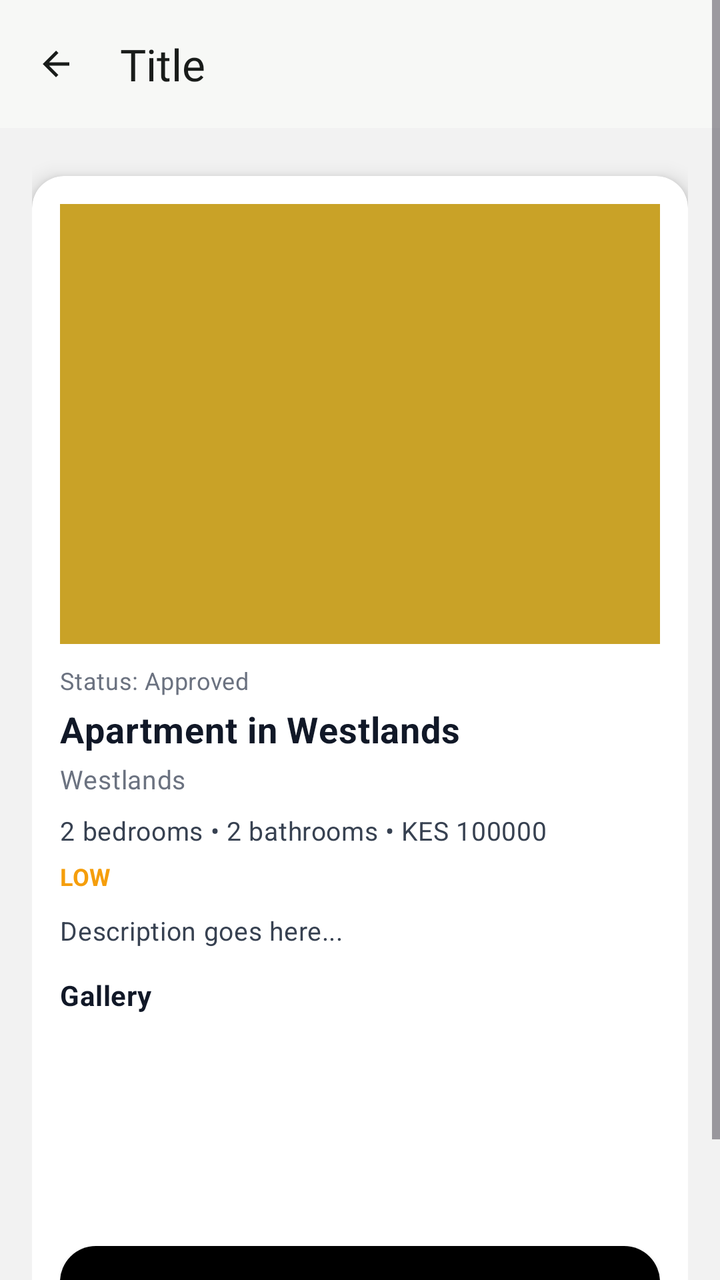
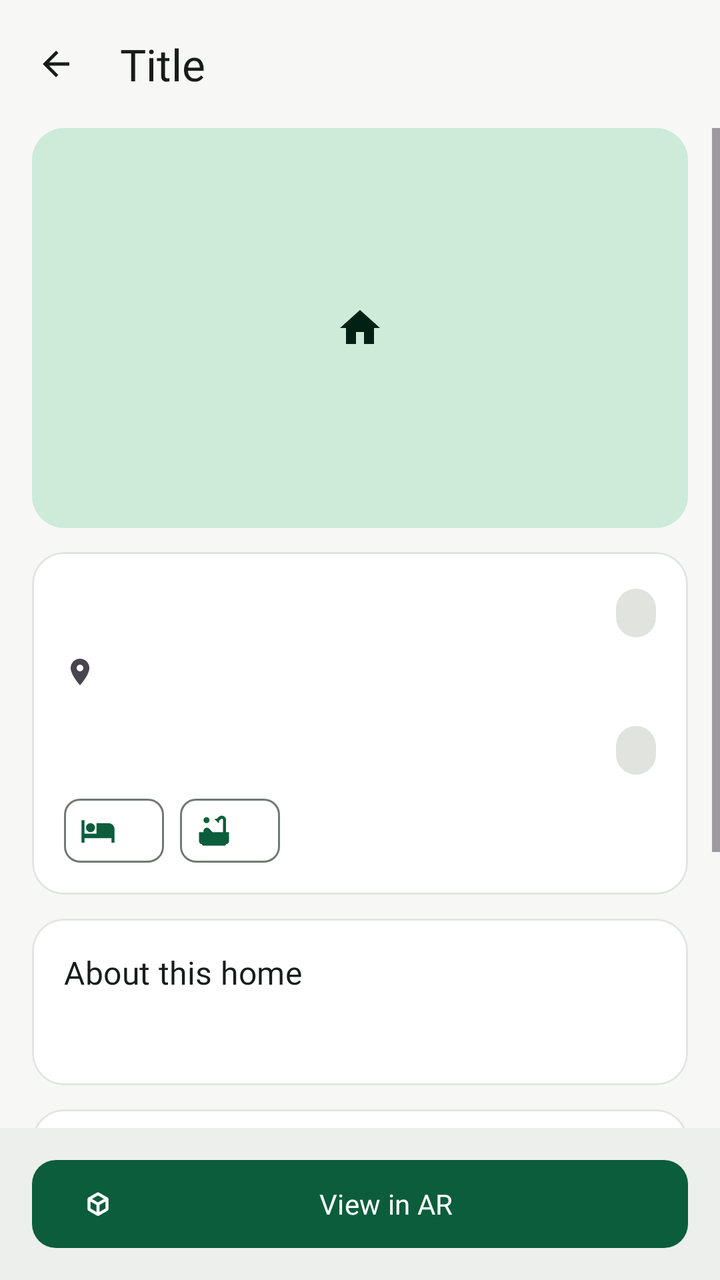

Compare the two renders of this Android layout. The source of the first and the diff that turns it into the second are given below.
<!-- AndroidManifest.xml: application theme Theme.KodiWise -->
<!-- res/layout/activity_property_detail.xml -->
<?xml version="1.0" encoding="utf-8"?>
<ScrollView xmlns:android="http://schemas.android.com/apk/res/android"
    android:fitsSystemWindows="true"
    xmlns:app="http://schemas.android.com/apk/res-auto"
    android:layout_width="match_parent"
    android:layout_height="match_parent"
    android:background="#F2F2F2"
    android:fillViewport="true">

    <LinearLayout
        android:layout_width="match_parent"
        android:layout_height="wrap_content"
        android:orientation="vertical">

        <include layout="@layout/include_back_header" />

        <LinearLayout
            android:layout_width="match_parent"
            android:layout_height="wrap_content"
            android:orientation="vertical"
            android:padding="16dp">

            <androidx.cardview.widget.CardView
                android:layout_width="match_parent"
                android:layout_height="wrap_content"
                android:layout_marginTop="8dp"
                android:layout_marginBottom="18dp"
                app:cardCornerRadius="16dp"
                app:cardElevation="6dp">

                <LinearLayout
                    android:layout_width="match_parent"
                    android:layout_height="wrap_content"
                    android:orientation="vertical"
                    android:padding="14dp">

                    <ImageView
                        android:id="@+id/ivCover"
                        android:layout_width="match_parent"
                        android:layout_height="220dp"
                        android:scaleType="centerCrop"
                        android:background="#E5E7EB"
                        android:src="@drawable/ic_launcher_background" />

                    <TextView
                        android:id="@+id/tvStatus"
                        android:layout_width="wrap_content"
                        android:layout_height="wrap_content"
                        android:layout_marginTop="10dp"
                        android:text="Status: Approved"
                        android:textColor="#6B7280"
                        android:textSize="12sp" />

                    <TextView
                        android:id="@+id/tvTitle"
                        android:layout_width="match_parent"
                        android:layout_height="wrap_content"
                        android:layout_marginTop="4dp"
                        android:text="Apartment in Westlands"
                        android:textColor="#111827"
                        android:textSize="18sp"
                        android:textStyle="bold" />

                    <TextView
                        android:id="@+id/tvLocation"
                        android:layout_width="match_parent"
                        android:layout_height="wrap_content"
                        android:layout_marginTop="4dp"
                        android:text="Westlands"
                        android:textColor="#6B7280"
                        android:textSize="13sp" />

                    <TextView
                        android:id="@+id/tvMeta"
                        android:layout_width="match_parent"
                        android:layout_height="wrap_content"
                        android:layout_marginTop="8dp"
                        android:text="2 bedrooms • 2 bathrooms • KES 100000"
                        android:textColor="#374151"
                        android:textSize="13sp" />

                    <TextView
                        android:id="@+id/tvBand"
                        android:layout_width="wrap_content"
                        android:layout_height="wrap_content"
                        android:layout_marginTop="6dp"
                        android:text="LOW"
                        android:textStyle="bold"
                        android:textSize="12sp"
                        android:textColor="#F59E0B" />

                    <TextView
                        android:id="@+id/tvDesc"
                        android:layout_width="match_parent"
                        android:layout_height="wrap_content"
                        android:layout_marginTop="10dp"
                        android:text="Description goes here..."
                        android:textColor="#374151"
                        android:textSize="13sp" />

                    <TextView
                        android:layout_width="match_parent"
                        android:layout_height="wrap_content"
                        android:layout_marginTop="14dp"
                        android:text="Gallery"
                        android:textColor="#111827"
                        android:textSize="14sp"
                        android:textStyle="bold" />

                    <androidx.recyclerview.widget.RecyclerView
                        android:id="@+id/rvGallery"
                        android:layout_width="match_parent"
                        android:layout_height="92dp"
                        android:layout_marginTop="8dp"
                        android:clipToPadding="false" />

                    <androidx.appcompat.widget.AppCompatButton
                        android:id="@+id/btnViewAr"
                        android:layout_width="match_parent"
                        android:layout_height="48dp"
                        android:layout_marginTop="16dp"
                        android:text="View in AR"
                        android:textAllCaps="false"
                        android:textColor="#FFFFFF"
                        android:textStyle="bold"
                        android:textSize="14sp"
                        android:background="@drawable/btn_black_rounded"
                        android:backgroundTint="@null" />

                </LinearLayout>

            </androidx.cardview.widget.CardView>

        </LinearLayout>

    </LinearLayout>
</ScrollView>
<!-- res/layout/include_back_header.xml (included above) -->
<?xml version="1.0" encoding="utf-8"?>
<LinearLayout xmlns:android="http://schemas.android.com/apk/res/android"
    xmlns:app="http://schemas.android.com/apk/res-auto"
    android:id="@+id/backHeaderRoot"
    android:layout_width="match_parent"
    android:layout_height="wrap_content"
    android:background="?android:attr/colorBackground"
    android:gravity="center_vertical"
    android:minHeight="64dp"
    android:orientation="horizontal"
    android:paddingStart="4dp"
    android:paddingEnd="16dp">

    <com.google.android.material.button.MaterialButton
        android:id="@+id/btnBackHeader"
        style="@style/Widget.Material3.Button.IconButton"
        android:layout_width="48dp"
        android:layout_height="48dp"
        android:contentDescription="@string/back"
        app:icon="@drawable/ic_arrow_back"
        app:iconTint="?attr/colorOnSurface" />

    <TextView
        android:id="@+id/tvHeaderTitle"
        android:layout_width="0dp"
        android:layout_height="wrap_content"
        android:layout_marginStart="8dp"
        android:layout_weight="1"
        android:ellipsize="end"
        android:singleLine="true"
        android:text="@string/header_title"
        android:textAppearance="?attr/textAppearanceTitleLarge"
        android:textColor="?attr/colorOnSurface" />
</LinearLayout>
<!-- resources referenced by this layout -->
<resources>
  <!-- drawable btn_black_rounded (drawable) -->
  <?xml version="1.0" encoding="utf-8"?>
  <selector xmlns:android="http://schemas.android.com/apk/res/android">
  
      
      <item android:state_pressed="true">
          <shape android:shape="rectangle">
              <solid android:color="#111111"/>
              <corners android:radius="18dp"/>
          </shape>
      </item>
  
      
      <item>
          <shape android:shape="rectangle">
              <solid android:color="#000000"/>
              <corners android:radius="18dp"/>
          </shape>
      </item>
  
  </selector>
  <!-- drawable ic_launcher_background (drawable) -->
  <?xml version="1.0" encoding="utf-8"?>
  <shape xmlns:android="http://schemas.android.com/apk/res/android" android:shape="rectangle">
      <solid android:color="@color/kw_brand_gold" />
  </shape>
  <color name="kw_brand_gold">#C9A227</color>
  <!-- unchanged entries left out for length: 67 -->
</resources>

<!-- the commit's change to res/layout/activity_property_detail.xml (unified diff, before → after) -->
@@ -1,140 +1,228 @@
 <?xml version="1.0" encoding="utf-8"?>
-<ScrollView xmlns:android="http://schemas.android.com/apk/res/android"
-    android:fitsSystemWindows="true"
+<LinearLayout xmlns:android="http://schemas.android.com/apk/res/android"
     xmlns:app="http://schemas.android.com/apk/res-auto"
     android:layout_width="match_parent"
     android:layout_height="match_parent"
-    android:background="#F2F2F2"
-    android:fillViewport="true">
-
-    <LinearLayout
+    android:background="?android:attr/colorBackground"
+    android:fitsSystemWindows="true"
+    android:orientation="vertical">
+
+    <include layout="@layout/include_back_header" />
+
+    <ScrollView
         android:layout_width="match_parent"
-        android:layout_height="wrap_content"
-        android:orientation="vertical">
-
-        <include layout="@layout/include_back_header" />
+        android:layout_height="0dp"
+        android:layout_weight="1">
 
         <LinearLayout
             android:layout_width="match_parent"
             android:layout_height="wrap_content"
             android:orientation="vertical"
-            android:padding="16dp">
-
-            <androidx.cardview.widget.CardView
-                android:layout_width="match_parent"
-                android:layout_height="wrap_content"
-                android:layout_marginTop="8dp"
-                android:layout_marginBottom="18dp"
-                app:cardCornerRadius="16dp"
-                app:cardElevation="6dp">
+            android:paddingHorizontal="16dp"
+            android:paddingBottom="24dp">
+
+            <TextView
+                android:id="@+id/tvMeta"
+                android:layout_width="wrap_content"
+                android:layout_height="wrap_content"
+                android:visibility="gone" />
+
+            <com.google.android.material.imageview.ShapeableImageView
+                android:id="@+id/ivCover"
+                android:layout_width="match_parent"
+                android:layout_height="200dp"
+                android:background="@color/kw_primary_container"
+                android:contentDescription="@string/cd_listing_photo"
+                android:scaleType="center"
+                android:src="@drawable/ic_home"
+                app:shapeAppearanceOverlay="@style/ShapeAppearance.KodiWise.Large"
+                app:tint="@color/kw_on_primary_container" />
+
+            <com.google.android.material.card.MaterialCardView
+                android:layout_width="match_parent"
+                android:layout_height="wrap_content"
+                android:layout_marginTop="12dp">
 
                 <LinearLayout
                     android:layout_width="match_parent"
                     android:layout_height="wrap_content"
                     android:orientation="vertical"
-                    android:padding="14dp">
-
-                    <ImageView
-                        android:id="@+id/ivCover"
-                        android:layout_width="match_parent"
-                        android:layout_height="220dp"
-                        android:scaleType="centerCrop"
-                        android:background="#E5E7EB"
-                        android:src="@drawable/ic_launcher_background" />
-
-                    <TextView
-                        android:id="@+id/tvStatus"
+                    android:padding="16dp">
+
+                    <LinearLayout
+                        android:layout_width="match_parent"
+                        android:layout_height="wrap_content"
+                        android:gravity="center_vertical"
+                        android:orientation="horizontal">
+
+                        <TextView
+                            android:id="@+id/tvTitle"
+                            android:layout_width="0dp"
+                            android:layout_height="wrap_content"
+                            android:layout_weight="1"
+                            android:textAppearance="?attr/textAppearanceTitleLarge"
+                            android:textColor="?attr/colorOnSurface" />
+
+                        <TextView
+                            android:id="@+id/tvStatus"
+                            style="@style/Widget.KodiWise.Badge"
+                            android:layout_width="wrap_content"
+                            android:layout_height="wrap_content"
+                            android:layout_marginStart="8dp" />
+                    </LinearLayout>
+
+                    <TextView
+                        android:id="@+id/tvLocation"
+                        android:layout_width="match_parent"
+                        android:layout_height="wrap_content"
+                        android:layout_marginTop="4dp"
+                        android:drawablePadding="4dp"
+                        android:gravity="center_vertical"
+                        android:textAppearance="?attr/textAppearanceBodyLarge"
+                        android:textColor="?attr/colorOnSurfaceVariant"
+                        app:drawableStartCompat="@drawable/ic_place_16" />
+
+                    <LinearLayout
+                        android:layout_width="match_parent"
+                        android:layout_height="wrap_content"
+                        android:layout_marginTop="12dp"
+                        android:gravity="center_vertical"
+                        android:orientation="horizontal">
+
+                        <TextView
+                            android:id="@+id/tvPrice"
+                            android:layout_width="0dp"
+                            android:layout_height="wrap_content"
+                            android:layout_weight="1"
+                            android:textAppearance="?attr/textAppearanceHeadlineSmall"
+                            android:textColor="?attr/colorPrimary" />
+
+                        <TextView
+                            android:id="@+id/tvBand"
+                            style="@style/Widget.KodiWise.Badge"
+                            android:layout_width="wrap_content"
+                            android:layout_height="wrap_content"
+                            android:visibility="visible" />
+                    </LinearLayout>
+
+                    <com.google.android.material.chip.ChipGroup
+                        android:layout_width="match_parent"
+                        android:layout_height="wrap_content"
+                        android:layout_marginTop="8dp">
+
+                        <com.google.android.material.chip.Chip
+                            android:id="@+id/chipBeds"
+                            style="@style/Widget.KodiWise.Chip.Info"
+                            android:layout_width="wrap_content"
+                            android:layout_height="wrap_content"
+                            app:chipIcon="@drawable/ic_bed" />
+
+                        <com.google.android.material.chip.Chip
+                            android:id="@+id/chipBaths"
+                            style="@style/Widget.KodiWise.Chip.Info"
+                            android:layout_width="wrap_content"
+                            android:layout_height="wrap_content"
+                            app:chipIcon="@drawable/ic_bathtub" />
+
+                        <com.google.android.material.chip.Chip
+                            android:id="@+id/chipSize"
+                            style="@style/Widget.KodiWise.Chip.Info"
+                            android:layout_width="wrap_content"
+                            android:layout_height="wrap_content"
+                            android:visibility="gone"
+                            app:chipIcon="@drawable/ic_aspect_ratio" />
+                    </com.google.android.material.chip.ChipGroup>
+
+                </LinearLayout>
+            </com.google.android.material.card.MaterialCardView>
+
+            <com.google.android.material.card.MaterialCardView
+                android:layout_width="match_parent"
+                android:layout_height="wrap_content"
+                android:layout_marginTop="12dp">
+
+                <LinearLayout
+                    android:layout_width="match_parent"
+                    android:layout_height="wrap_content"
+                    android:orientation="vertical"
+                    android:padding="16dp">
+
+                    <TextView
+                        style="@style/Widget.KodiWise.SectionTitle"
                         android:layout_width="wrap_content"
                         android:layout_height="wrap_content"
-                        android:layout_marginTop="10dp"
-                        android:text="Status: Approved"
-                        android:textColor="#6B7280"
-                        android:textSize="12sp" />
-
-                    <TextView
-                        android:id="@+id/tvTitle"
-                        android:layout_width="match_parent"
-                        android:layout_height="wrap_content"
-                        android:layout_marginTop="4dp"
-                        android:text="Apartment in Westlands"
-                        android:textColor="#111827"
-                        android:textSize="18sp"
-                        android:textStyle="bold" />
-
-                    <TextView
-                        android:id="@+id/tvLocation"
-                        android:layout_width="match_parent"
-                        android:layout_height="wrap_content"
-                        android:layout_marginTop="4dp"
-                        android:text="Westlands"
-                        android:textColor="#6B7280"
-                        android:textSize="13sp" />
-
-                    <TextView
-                        android:id="@+id/tvMeta"
+                        android:text="@string/detail_about" />
+
+                    <TextView
+                        android:id="@+id/tvDesc"
                         android:layout_width="match_parent"
                         android:layout_height="wrap_content"
                         android:layout_marginTop="8dp"
-                        android:text="2 bedrooms • 2 bathrooms • KES 100000"
-                        android:textColor="#374151"
-                        android:textSize="13sp" />
-
-                    <TextView
-                        android:id="@+id/tvBand"
+                        android:textAppearance="?attr/textAppearanceBodyLarge"
+                        android:textColor="?attr/colorOnSurface" />
+
+                </LinearLayout>
+            </com.google.android.material.card.MaterialCardView>
+
+            <com.google.android.material.card.MaterialCardView
+                android:layout_width="match_parent"
+                android:layout_height="wrap_content"
+                android:layout_marginTop="12dp">
+
+                <LinearLayout
+                    android:layout_width="match_parent"
+                    android:layout_height="wrap_content"
+                    android:orientation="vertical"
+                    android:padding="16dp">
+
+                    <TextView
+                        style="@style/Widget.KodiWise.SectionTitle"
                         android:layout_width="wrap_content"
                         android:layout_height="wrap_content"
-                        android:layout_marginTop="6dp"
-                        android:text="LOW"
-                        android:textStyle="bold"
-                        android:textSize="12sp"
-                        android:textColor="#F59E0B" />
-
-                    <TextView
-                        android:id="@+id/tvDesc"
-                        android:layout_width="match_parent"
-                        android:layout_height="wrap_content"
-                        android:layout_marginTop="10dp"
-                        android:text="Description goes here..."
-                        android:textColor="#374151"
-                        android:textSize="13sp" />
-
-                    <TextView
-                        android:layout_width="match_parent"
-                        android:layout_height="wrap_content"
-                        android:layout_marginTop="14dp"
-                        android:text="Gallery"
-                        android:textColor="#111827"
-                        android:textSize="14sp"
-                        android:textStyle="bold" />
+                        android:text="@string/detail_gallery" />
 
                     <androidx.recyclerview.widget.RecyclerView
                         android:id="@+id/rvGallery"
                         android:layout_width="match_parent"
-                        android:layout_height="92dp"
-                        android:layout_marginTop="8dp"
-                        android:clipToPadding="false" />
-
-                    <androidx.appcompat.widget.AppCompatButton
-                        android:id="@+id/btnViewAr"
-                        android:layout_width="match_parent"
-                        android:layout_height="48dp"
-                        android:layout_marginTop="16dp"
-                        android:text="View in AR"
-                        android:textAllCaps="false"
-                        android:textColor="#FFFFFF"
-                        android:textStyle="bold"
-                        android:textSize="14sp"
-                        android:background="@drawable/btn_black_rounded"
-                        android:backgroundTint="@null" />
+                        android:layout_height="wrap_content"
+                        android:layout_marginTop="12dp"
+                        android:clipToPadding="false"
+                        android:minHeight="110dp"
+                        android:orientation="horizontal" />
+
+                    <TextView
+                        android:id="@+id/tvGalleryEmpty"
+                        android:layout_width="match_parent"
+                        android:layout_height="wrap_content"
+                        android:layout_marginTop="4dp"
+                        android:text="@string/detail_no_photos"
+                        android:textAppearance="?attr/textAppearanceBodyMedium"
+                        android:textColor="?attr/colorOnSurfaceVariant"
+                        android:visibility="gone" />
 
                 </LinearLayout>
-
-            </androidx.cardview.widget.CardView>
+            </com.google.android.material.card.MaterialCardView>
 
         </LinearLayout>
+    </ScrollView>
+
+    <LinearLayout
+        android:layout_width="match_parent"
+        android:layout_height="wrap_content"
+        android:background="?attr/colorSurfaceContainer"
+        android:orientation="vertical"
+        android:paddingHorizontal="16dp"
+        android:paddingVertical="12dp">
+
+        <com.google.android.material.button.MaterialButton
+            android:id="@+id/btnViewAr"
+            android:layout_width="match_parent"
+            android:layout_height="wrap_content"
+            android:text="@string/detail_view_ar"
+            app:icon="@drawable/ic_view_in_ar" />
 
     </LinearLayout>
-</ScrollView>
+</LinearLayout>
 <!-- res/layout/include_back_header.xml (included above) -->
 <?xml version="1.0" encoding="utf-8"?>
 <LinearLayout xmlns:android="http://schemas.android.com/apk/res/android"
<!-- resource entries referenced after the edit -->
@@ -1,32 +1,115 @@
 <!-- resources referenced by this layout -->
 <resources>
-  <!-- drawable btn_black_rounded (drawable) -->
+  <!-- drawable ic_aspect_ratio (drawable) -->
   <?xml version="1.0" encoding="utf-8"?>
-  <selector xmlns:android="http://schemas.android.com/apk/res/android">
-  
-      
-      <item android:state_pressed="true">
-          <shape android:shape="rectangle">
-              <solid android:color="#111111"/>
-              <corners android:radius="18dp"/>
-          </shape>
-      </item>
-  
-      
-      <item>
-          <shape android:shape="rectangle">
-              <solid android:color="#000000"/>
-              <corners android:radius="18dp"/>
-          </shape>
-      </item>
-  
-  </selector>
-  <!-- drawable ic_launcher_background (drawable) -->
+  <vector xmlns:android="http://schemas.android.com/apk/res/android"
+      android:width="24dp"
+      android:height="24dp"
+      android:autoMirrored="false"
+      android:tint="?attr/colorControlNormal"
+      android:viewportWidth="24"
+      android:viewportHeight="24">
+      <path
+          android:fillColor="@android:color/white"
+          android:pathData="M19,12h-2v3h-3v2h5v-5zM7,9h3V7H5v5h2V9zM21,3H3c-1.1,0 -2,0.9 -2,2v14c0,1.1 0.9,2 2,2h18c1.1,0 2,-0.9 2,-2V5c0,-1.1 -0.9,-2 -2,-2zM21,19.01H3V4.99h18v14.02z" />
+  </vector>
+  <!-- drawable ic_bathtub (drawable) -->
+  <?xml version="1.0" encoding="utf-8"?>
+  <vector xmlns:android="http://schemas.android.com/apk/res/android"
+      android:width="24dp"
+      android:height="24dp"
+      android:autoMirrored="false"
+      android:tint="?attr/colorControlNormal"
+      android:viewportWidth="24"
+      android:viewportHeight="24">
+      <path
+          android:fillColor="@android:color/white"
+          android:pathData="M7,7c1.1,0 2,-0.9 2,-2S8.1,3 7,3 5,3.9 5,5s0.9,2 2,2zM20,13V4.83C20,3.27 18.73,2 17.17,2c-0.75,0 -1.47,0.3 -2,0.83l-1.25,1.25C13.76,4.03 13.59,4 13.41,4c-0.4,0 -0.77,0.12 -1.08,0.32l2.76,2.76c0.2,-0.31 0.32,-0.68 0.32,-1.08 0,-0.18 -0.03,-0.34 -0.07,-0.51l1.25,-1.25c0.15,-0.15 0.36,-0.24 0.58,-0.24 0.46,0 0.83,0.37 0.83,0.83V13h-6.85c-0.3,-0.21 -0.57,-0.45 -0.82,-0.72l-1.4,-1.55c-0.19,-0.21 -0.43,-0.38 -0.69,-0.5C7.93,10.08 7.6,10 7.26,10 6.02,10.01 5,11.03 5,12.27V13H2v6c0,1.1 0.9,2 2,2 0,0.55 0.45,1 1,1h14c0.55,0 1,-0.45 1,-1 1.1,0 2,-0.9 2,-2v-6h-2z" />
+  </vector>
+  <!-- drawable ic_bed (drawable) -->
+  <?xml version="1.0" encoding="utf-8"?>
+  <vector xmlns:android="http://schemas.android.com/apk/res/android"
+      android:width="24dp"
+      android:height="24dp"
+      android:autoMirrored="false"
+      android:tint="?attr/colorControlNormal"
+      android:viewportWidth="24"
+      android:viewportHeight="24">
+      <path
+          android:fillColor="@android:color/white"
+          android:pathData="M7,13c1.66,0 3,-1.34 3,-3S8.66,7 7,7s-3,1.34 -3,3 1.34,3 3,3zM19,7h-8v7H3V5H1v15h2v-3h18v3h2v-9c0,-2.21 -1.79,-4 -4,-4z" />
+  </vector>
+  <!-- drawable ic_home (drawable) -->
+  <?xml version="1.0" encoding="utf-8"?>
+  <vector xmlns:android="http://schemas.android.com/apk/res/android"
+      android:width="24dp"
+      android:height="24dp"
+      android:autoMirrored="false"
+      android:tint="?attr/colorControlNormal"
+      android:viewportWidth="24"
+      android:viewportHeight="24">
+      <path
+          android:fillColor="@android:color/white"
+          android:pathData="M10,20v-6h4v6h5v-8h3L12,3 2,12h3v8z" />
+  </vector>
+  <!-- drawable ic_place_16 (drawable) -->
+  <?xml version="1.0" encoding="utf-8"?>
+  <vector xmlns:android="http://schemas.android.com/apk/res/android"
+      android:width="16dp"
+      android:height="16dp"
+      android:autoMirrored="false"
+      android:tint="?attr/colorControlNormal"
+      android:viewportWidth="24"
+      android:viewportHeight="24">
+      <path
+          android:fillColor="@android:color/white"
+          android:pathData="M12,2C8.13,2 5,5.13 5,9c0,5.25 7,13 7,13s7,-7.75 7,-13c0,-3.87 -3.13,-7 -7,-7zM12,11.5c-1.38,0 -2.5,-1.12 -2.5,-2.5s1.12,-2.5 2.5,-2.5 2.5,1.12 2.5,2.5 -1.12,2.5 -2.5,2.5z" />
+  </vector>
+  <!-- drawable ic_view_in_ar (drawable) -->
+  <?xml version="1.0" encoding="utf-8"?>
+  <vector xmlns:android="http://schemas.android.com/apk/res/android"
+      android:width="24dp"
+      android:height="24dp"
+      android:autoMirrored="false"
+      android:tint="?attr/colorControlNormal"
+      android:viewportWidth="24"
+      android:viewportHeight="24">
+      <path
+          android:fillColor="@android:color/white"
+          android:pathData="M18.25,7.6l-5.5,-3.18c-0.46,-0.27 -1.04,-0.27 -1.5,0L5.75,7.6C5.29,7.87 5,8.36 5,8.9v6.35c0,0.54 0.29,1.03 0.75,1.3l5.5,3.18c0.46,0.27 1.04,0.27 1.5,0l5.5,-3.18c0.46,-0.27 0.75,-0.76 0.75,-1.3V8.9C19,8.36 18.71,7.87 18.25,7.6zM7,14.96v-4.62l4,2.32v4.61L7,14.96zM12,10.93L8,8.61l4,-2.31l4,2.31L12,10.93zM13,17.27v-4.61l4,-2.32v4.62L13,17.27z" />
+  </vector>
+  <string name="cd_listing_photo">Listing photo</string>
+  <string name="detail_about">About this home</string>
+  <string name="detail_gallery">Photos</string>
+  <string name="detail_no_photos">No photos for this listing.</string>
+  <string name="detail_view_ar">View in AR</string>
+  <style name="Widget.KodiWise.Badge" parent="">
+          <item name="android:paddingStart">10dp</item>
+          <item name="android:paddingEnd">10dp</item>
+          <item name="android:paddingTop">4dp</item>
+          <item name="android:paddingBottom">4dp</item>
+          <item name="android:background">@drawable/bg_badge</item>
+          <item name="android:textAppearance">@style/TextAppearance.KodiWise.LabelMedium</item>
+          <item name="android:textColor">@color/kw_on_neutral_chip</item>
+      </style>
+  <style name="Widget.KodiWise.Chip.Info" parent="Widget.Material3.Chip.Assist">
+          <item name="android:clickable">false</item>
+          <item name="android:focusable">false</item>
+          <item name="ensureMinTouchTargetSize">false</item>
+          <item name="android:textAppearance">@style/TextAppearance.KodiWise.LabelMedium</item>
+      </style>
+  <style name="Widget.KodiWise.SectionTitle" parent="">
+          <item name="android:textAppearance">@style/TextAppearance.KodiWise.TitleMedium</item>
+          <item name="android:textColor">?attr/colorOnSurface</item>
+      </style>
+  <!-- drawable bg_badge (drawable) -->
   <?xml version="1.0" encoding="utf-8"?>
   <shape xmlns:android="http://schemas.android.com/apk/res/android" android:shape="rectangle">
-      <solid android:color="@color/kw_brand_gold" />
+      <corners android:radius="999dp" />
+      <solid android:color="@color/kw_neutral_chip" />
   </shape>
-  <color name="kw_brand_gold">#C9A227</color>
+  <color name="kw_on_neutral_chip">#404943</color>
+  <color name="kw_neutral_chip">#E1E3DF</color>
   <!-- unchanged entries left out for length: 67 -->
 </resources>
 
